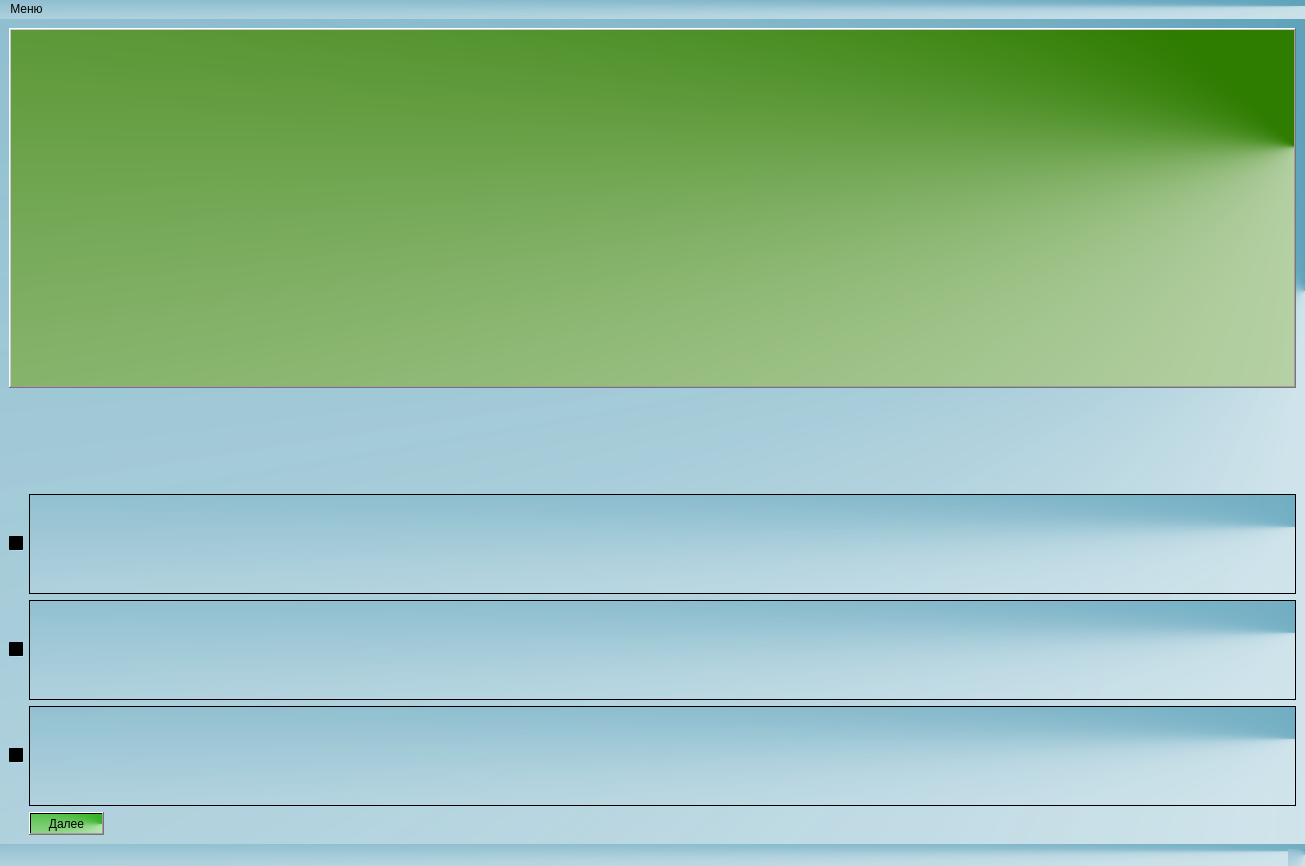
Old version of the form Test_design.ui in the repository meteoaza/Testing_application.
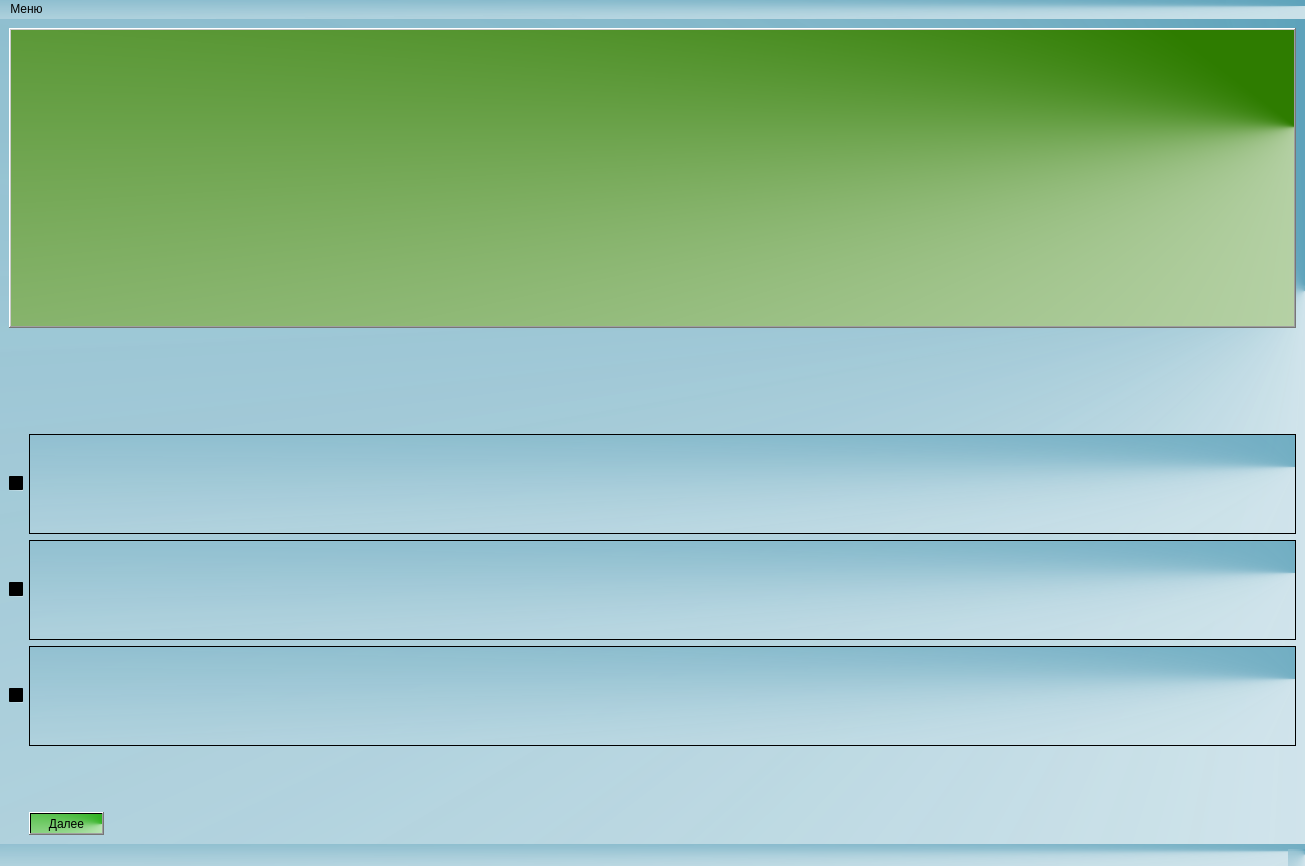
New version of the form.

```diff
--- a/Test_design.ui
+++ b/Test_design.ui
@@ -82,7 +82,7 @@
          <bool>true</bool>
         </property>
         <property name="sizePolicy">
-         <sizepolicy hsizetype="Expanding" vsizetype="Expanding">
+         <sizepolicy hsizetype="Expanding" vsizetype="Fixed">
           <horstretch>0</horstretch>
           <verstretch>0</verstretch>
          </sizepolicy>
@@ -134,7 +134,7 @@
       <item row="2" column="1">
        <widget class="QTextBrowser" name="answer1">
         <property name="sizePolicy">
-         <sizepolicy hsizetype="Expanding" vsizetype="Maximum">
+         <sizepolicy hsizetype="Expanding" vsizetype="Fixed">
           <horstretch>0</horstretch>
           <verstretch>0</verstretch>
          </sizepolicy>
@@ -176,7 +176,7 @@
       <item row="3" column="1">
        <widget class="QTextBrowser" name="answer2">
         <property name="sizePolicy">
-         <sizepolicy hsizetype="Expanding" vsizetype="Maximum">
+         <sizepolicy hsizetype="Expanding" vsizetype="Fixed">
           <horstretch>0</horstretch>
           <verstretch>0</verstretch>
          </sizepolicy>
@@ -218,7 +218,7 @@
       <item row="4" column="1">
        <widget class="QTextBrowser" name="answer3">
         <property name="sizePolicy">
-         <sizepolicy hsizetype="Expanding" vsizetype="Maximum">
+         <sizepolicy hsizetype="Expanding" vsizetype="Fixed">
           <horstretch>0</horstretch>
           <verstretch>0</verstretch>
          </sizepolicy>
```
Left out of the diff: 6 changed lines with no effect on the pictures.
